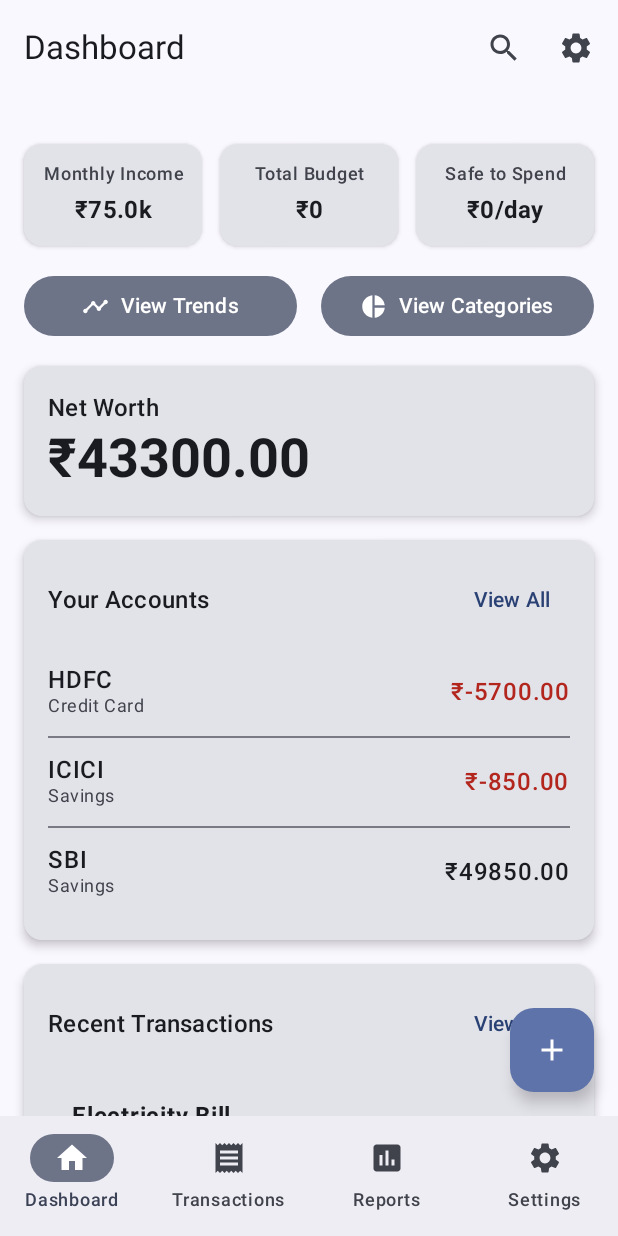
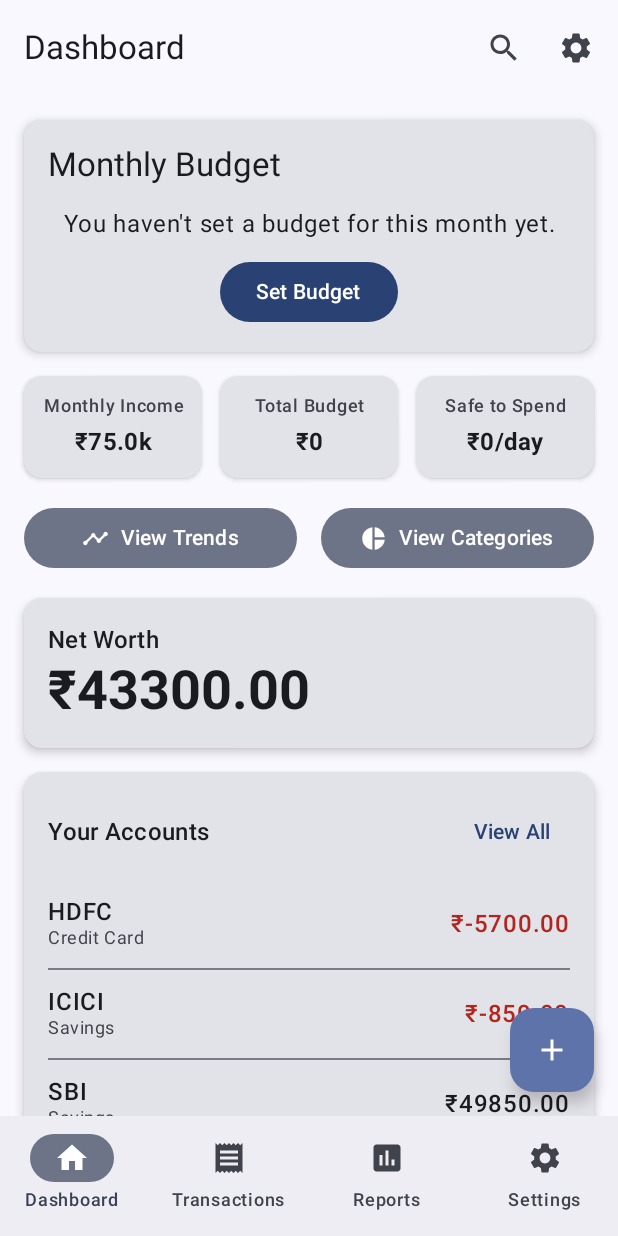
Before and after one commit to PrajwalMadhyastha/PersonalFinanceApp-Android, an Android app built with Jetpack Compose: the screen it shows after launch (MainActivity), on a phone screen of 412 x 824 dp. Run offline under Robolectric (Android 15) with nearby library versions, the phone set to English and light mode, and no system bars; our stand-ins replace Room's generated code.

Commit message:
feat(android): Add actionable budget-setting shortcuts to dashboard

```diff
--- a/app/src/main/java/com/example/personalfinanceapp/ui/components/DashboardComponents.kt
+++ b/app/src/main/java/com/example/personalfinanceapp/ui/components/DashboardComponents.kt
@@ -27,6 +27,7 @@ import androidx.compose.material.icons.Icons
 import androidx.compose.material.icons.filled.AccountBalanceWallet
 import androidx.compose.material.icons.filled.Assessment
 import androidx.compose.material.icons.filled.Category
+import androidx.compose.material3.Button
 import androidx.compose.material3.Card
 import androidx.compose.material3.CardDefaults
 import androidx.compose.material3.Divider
@@ -110,11 +111,11 @@ fun StatCard(
 }
 
 @Composable
-fun OverallBudgetCard(totalBudget: Float, amountSpent: Float) {
-    if (totalBudget <= 0) {
-        return
-    }
-
+fun OverallBudgetCard(
+    totalBudget: Float,
+    amountSpent: Float,
+    navController: NavController
+) {
     Card(
         modifier = Modifier.fillMaxWidth(),
         elevation = CardDefaults.cardElevation(4.dp)
@@ -122,9 +123,38 @@ fun OverallBudgetCard(totalBudget: Float, amountSpent: Float) {
         Column(
             modifier = Modifier.padding(16.dp),
         ) {
+            Row(
+                modifier = Modifier.fillMaxWidth(),
+                verticalAlignment = Alignment.CenterVertically,
+                horizontalArrangement = Arrangement.SpaceBetween
+            ) {
                 Text("Monthly Budget", style = MaterialTheme.typography.titleLarge)
+                if (totalBudget > 0) {
+                    TextButton(onClick = { navController.navigate("budget_screen") }) {
+                        Text("Edit")
+                    }
+                }
+            }
             Spacer(modifier = Modifier.height(16.dp))
 
+            if (totalBudget <= 0) {
+                // --- NEW: State for when no budget is set ---
+                Column(
+                    horizontalAlignment = Alignment.CenterHorizontally,
+                    modifier = Modifier.fillMaxWidth()
+                ) {
+                    Text(
+                        "You haven't set a budget for this month yet.",
+                        style = MaterialTheme.typography.bodyLarge,
+                        textAlign = TextAlign.Center
+                    )
+                    Spacer(modifier = Modifier.height(12.dp))
+                    Button(onClick = { navController.navigate("budget_screen") }) {
+                        Text("Set Budget")
+                    }
+                }
+            } else {
+                // --- EXISTING: State for when a budget IS set ---
                 Row(
                     modifier = Modifier.fillMaxWidth(),
                     verticalAlignment = Alignment.CenterVertically,
@@ -158,6 +188,8 @@ fun OverallBudgetCard(totalBudget: Float, amountSpent: Float) {
             }
         }
     }
+}
+
 
 @Composable
 fun LiquidTumbler(progress: Float, modifier: Modifier = Modifier) {
@@ -354,13 +386,31 @@ fun RecentActivityCard(transactions: List<TransactionDetails>, navController: Na
 }
 
 @Composable
-fun BudgetWatchCard(budgetStatus: List<BudgetWithSpending>, viewModel: BudgetViewModel) {
+fun BudgetWatchCard(
+    budgetStatus: List<BudgetWithSpending>,
+    viewModel: BudgetViewModel,
+    navController: NavController
+) {
     Card(elevation = CardDefaults.cardElevation(4.dp), modifier = Modifier.fillMaxWidth()) {
         Column(modifier = Modifier.padding(16.dp)) {
+            Row(
+                modifier = Modifier.fillMaxWidth(),
+                verticalAlignment = Alignment.CenterVertically,
+                horizontalArrangement = Arrangement.SpaceBetween
+            ) {
                 Text("Budget Watch", style = MaterialTheme.typography.titleMedium)
+                // --- NEW: Shortcut to add a category budget ---
+                TextButton(onClick = { navController.navigate("add_budget") }) {
+                    Text("+ Add Category Budget")
+                }
+            }
             Spacer(modifier = Modifier.height(8.dp))
             if (budgetStatus.isEmpty()) {
-                Text("No budgets set for this month.", style = MaterialTheme.typography.bodyMedium)
+                Text(
+                    "No category-specific budgets set for this month.",
+                    style = MaterialTheme.typography.bodyMedium,
+                    modifier = Modifier.padding(vertical = 16.dp)
+                )
             } else {
                 budgetStatus.forEach { budgetWithSpendingItem ->
                     BudgetItem(budget = budgetWithSpendingItem.budget, viewModel = viewModel)
@@ -369,6 +419,7 @@ fun BudgetWatchCard(budgetStatus: List<BudgetWithSpending>, viewModel: BudgetVie
         }
     }
 }
+
 
 @Composable
 fun BudgetItem(budget: Budget, viewModel: BudgetViewModel) {
@@ -388,24 +439,20 @@ fun BudgetItem(budget: Budget, viewModel: BudgetViewModel) {
         else -> MaterialTheme.colorScheme.primary
     }
 
-    Card(
-        modifier = Modifier.fillMaxWidth(),
-        elevation = CardDefaults.cardElevation(2.dp)
-    ) {
-        Column(modifier = Modifier.padding(16.dp)) {
+    Column(modifier = Modifier.padding(vertical = 8.dp)) {
         Row(modifier = Modifier.fillMaxWidth(), verticalAlignment = Alignment.CenterVertically) {
             Text(
                 text = budget.categoryName,
-                    style = MaterialTheme.typography.titleLarge,
+                style = MaterialTheme.typography.titleMedium,
                 modifier = Modifier.weight(1f)
             )
             Text(
-                    text = "₹${"%.2f".format(budget.amount)}",
-                    style = MaterialTheme.typography.titleMedium,
+                text = "₹${"%.0f".format(budget.amount)}",
+                style = MaterialTheme.typography.bodyMedium,
                 color = MaterialTheme.colorScheme.secondary
             )
         }
-            Spacer(modifier = Modifier.height(12.dp))
+        Spacer(modifier = Modifier.height(8.dp))
         LinearProgressIndicator(
             progress = { progress },
             modifier = Modifier.fillMaxWidth().height(8.dp),
@@ -415,14 +462,13 @@ fun BudgetItem(budget: Budget, viewModel: BudgetViewModel) {
         Row(modifier = Modifier.fillMaxWidth(), horizontalArrangement = Arrangement.SpaceBetween) {
             Text(
                 text = "Spent: ₹${"%.2f".format(actualSpending)}",
-                    style = MaterialTheme.typography.bodyMedium
+                style = MaterialTheme.typography.bodySmall
             )
             Text(
                 text = "Remaining: ₹${"%.2f".format(amountRemaining)}",
-                    style = MaterialTheme.typography.bodyMedium,
+                style = MaterialTheme.typography.bodySmall,
                 color = if (amountRemaining < 0) MaterialTheme.colorScheme.error else MaterialTheme.colorScheme.onSurface
             )
         }
     }
 }
-}
--- a/app/src/main/java/com/example/personalfinanceapp/ui/screens/AddEditBudgetScreen.kt
+++ b/app/src/main/java/com/example/personalfinanceapp/ui/screens/AddEditBudgetScreen.kt
@@ -49,7 +49,7 @@ fun AddEditBudgetScreen(
     LaunchedEffect(budgetToEdit, allCategories) {
         if (isEditMode) {
             budgetToEdit?.let { budget ->
-                amount = "%.2f".format(budget.amount)
+                amount = "%.0f".format(budget.amount)
                 selectedCategory = allCategories.find { it.name == budget.categoryName }
             }
         }
--- a/app/src/main/java/com/example/personalfinanceapp/ui/screens/BudgetScreen.kt
+++ b/app/src/main/java/com/example/personalfinanceapp/ui/screens/BudgetScreen.kt
@@ -39,7 +39,7 @@ fun BudgetScreen(navController: NavController, viewModel: BudgetViewModel = view
     val context = LocalContext.current
 
     var overallBudgetInput by remember(overallBudget) {
-        mutableStateOf(if (overallBudget > 0) "%.2f".format(overallBudget) else "")
+        mutableStateOf(if (overallBudget > 0) "%.0f".format(overallBudget) else "")
     }
 
     var showDeleteDialog by remember { mutableStateOf(false) }
@@ -90,6 +90,8 @@ fun BudgetScreen(navController: NavController, viewModel: BudgetViewModel = view
                             onClick = {
                                 viewModel.saveOverallBudget(overallBudgetInput)
                                 Toast.makeText(context, "Overall Budget Saved!", Toast.LENGTH_SHORT).show()
+                                // --- BUG FIX: Navigate back to the dashboard after saving ---
+                                navController.popBackStack()
                             },
                             modifier = Modifier.align(Alignment.End)
                         ) {
@@ -177,7 +179,7 @@ fun SimpleBudgetItem(
         Column(modifier = Modifier.weight(1f)) {
             Text(budget.categoryName, style = MaterialTheme.typography.bodyLarge)
             Text(
-                text = "Budget: ₹${"%.2f".format(budget.amount)}",
+                text = "Budget: ₹${"%.0f".format(budget.amount)}",
                 style = MaterialTheme.typography.bodySmall,
                 color = MaterialTheme.colorScheme.onSurfaceVariant
             )
--- a/app/src/main/java/com/example/personalfinanceapp/ui/screens/DashboardScreen.kt
+++ b/app/src/main/java/com/example/personalfinanceapp/ui/screens/DashboardScreen.kt
@@ -95,7 +95,8 @@ fun DashboardScreen(
             item {
                 OverallBudgetCard(
                     totalBudget = overallBudget,
-                    amountSpent = monthlyExpenses.toFloat()
+                    amountSpent = monthlyExpenses.toFloat(),
+                    navController = navController
                 )
             }
             item {
@@ -139,7 +140,13 @@ fun DashboardScreen(
             item { AccountSummaryCard(accounts = accountsSummary, navController = navController) }
 
             item { RecentActivityCard(recentTransactions, navController) }
-            item { BudgetWatchCard(budgetStatus, budgetViewModel) }
+            item {
+                BudgetWatchCard(
+                    budgetStatus = budgetStatus,
+                    viewModel = budgetViewModel,
+                    navController = navController
+                )
+            }
         }
     }
 }
```
Lines whose indentation alone changed are shown as unchanged.
